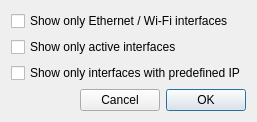
This is UI/DlgSettings.ui in Folco68/Folco as Qt 5 draws it before an edit. The edited form follows.
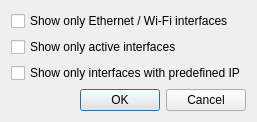
This is the edited form.

Commit message: - Inverted the position of OK / Cancel buttons - DlgConfiguration: Re-labelled butotn OK to Save - DlgConfiguration: update the buttons after some operations, to keep a consistent UI

Patch:
```diff
--- a/UI/DlgSettings.ui
+++ b/UI/DlgSettings.ui
@@ -50,13 +50,6 @@
        </property>
       </spacer>
      </item>
-     <item>
-      <widget class="QPushButton" name="ButtonCancel">
-       <property name="text">
-        <string>Cancel</string>
-       </property>
-      </widget>
-     </item>
      <item>
       <widget class="QPushButton" name="ButtonOK">
        <property name="text">
@@ -67,6 +60,13 @@
        </property>
       </widget>
      </item>
+     <item>
+      <widget class="QPushButton" name="ButtonCancel">
+       <property name="text">
+        <string>Cancel</string>
+       </property>
+      </widget>
+     </item>
     </layout>
    </item>
   </layout>
```
Left out of the diff: 1 changed line with no effect on the pictures. The commit also changes 4 other files.
